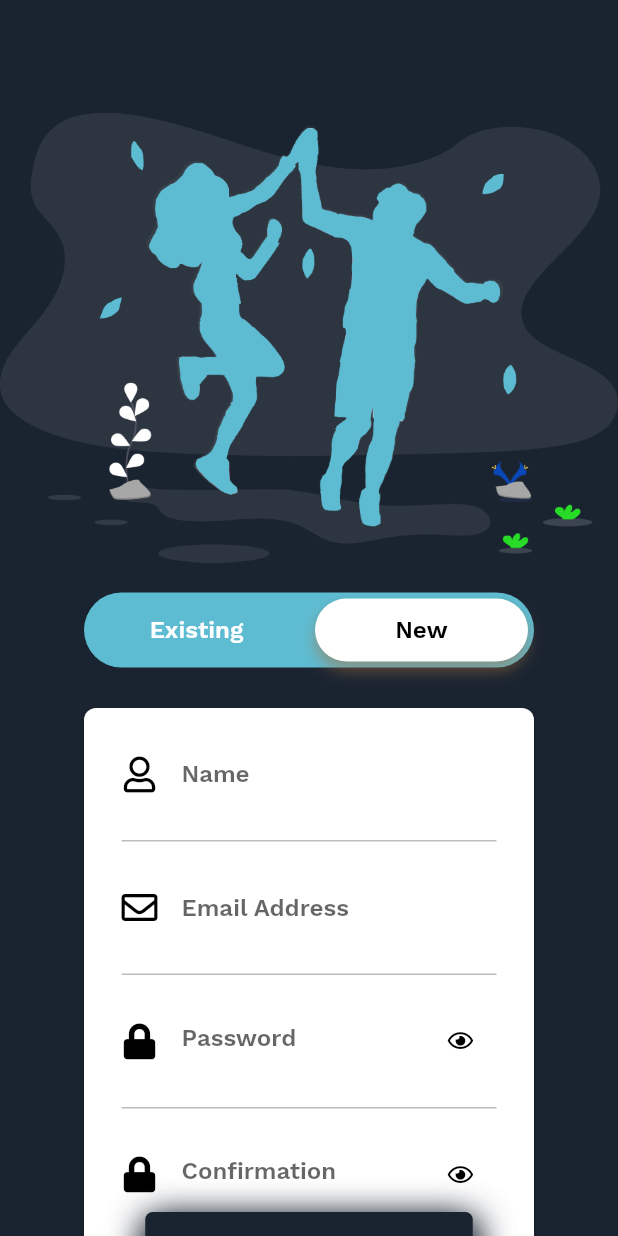
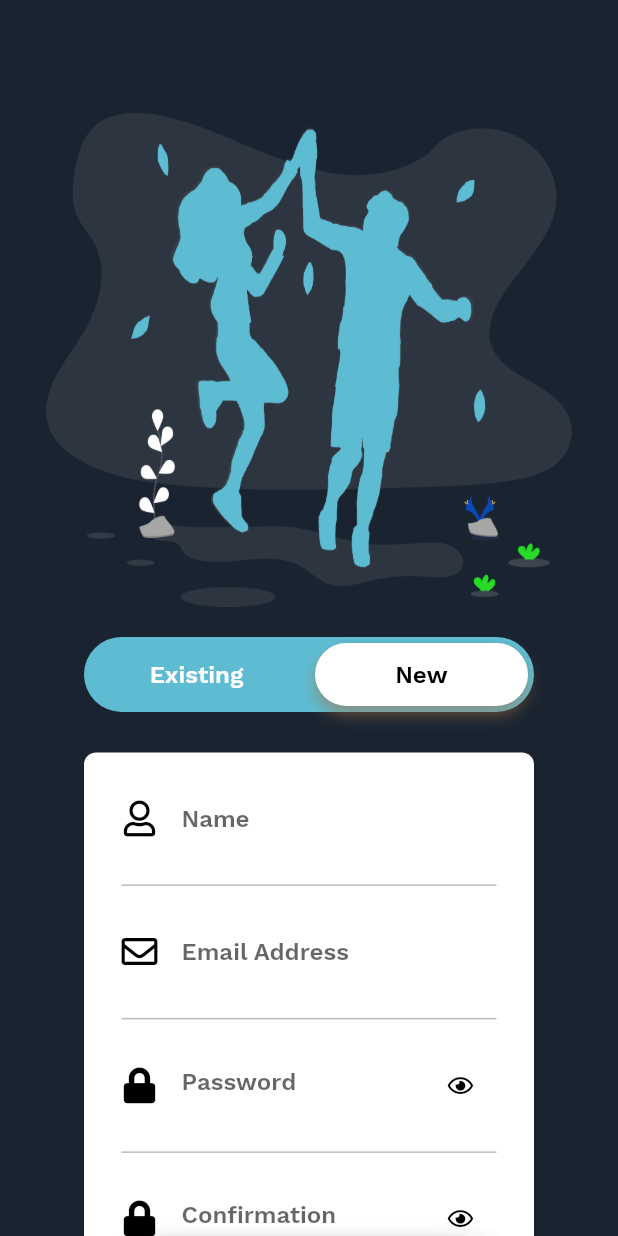
Before and after one commit to REGATTE/PROSPER, a Flutter app: the screen it shows after launch, after a tap on "New", on a phone screen of 412 x 824 dp. Run offline on Flutter 3.47's test engine with Material 2 defaults, Android fonts, the phone set to English and light mode, and no system bars; our stand-ins replace font_awesome_flutter; project files that could hold a hidden picture were left out.

Commit message:
git commit

```diff
--- a/flutter_mobile/prosper/lib/main.dart
+++ b/flutter_mobile/prosper/lib/main.dart
@@ -1,6 +1,6 @@
 import 'dart:async';
 import 'package:flutter/material.dart';
-import 'login_page.dart';
+import 'pages/login_page.dart';
 void main() {
   runApp(new MaterialApp(
     debugShowCheckedModeBanner: false,
--- a/flutter_mobile/prosper/lib/login_page.dart
+++ b/flutter_mobile/prosper/lib/pages/login_page.dart
@@ -1,8 +1,9 @@
 import 'package:flutter/material.dart';
 import 'package:flutter/services.dart';
 import 'package:font_awesome_flutter/font_awesome_flutter.dart';
-import 'style/theme.dart' as Theme;
-import 'utils/bubble_indication_painter.dart';
+import '../style/theme.dart' as Theme;
+import '../utils/bubble_indication_painter.dart';
+import 'package:prosper/utils/size_config.dart';
 
 class LoginPage extends StatefulWidget {
   LoginPage({Key key}) : super(key: key);
@@ -43,6 +44,7 @@
 
   @override
   Widget build(BuildContext context) {
+    SizeConfig().init(context);
     return new Scaffold(
       key: _scaffoldKey,
       body: NotificationListener<OverscrollIndicatorNotification>(
@@ -72,8 +74,8 @@
                     Padding(
                       padding: EdgeInsets.only(top: 75.0),
                       child: new Image(
-                          width: 500.0,
-                          height: 300.0,
+                          width: SizeConfig.safeBlockHorizontal * 85,
+                          height: SizeConfig.safeBlockVertical * 40,
                           fit: BoxFit.fill,
                           image: new AssetImage('images/login_logo.png')),
                     ),
@@ -155,7 +157,7 @@
       duration: Duration(seconds: 3),
     ));
   }
-
+//menu bar toggle
   Widget _buildMenuBar(BuildContext context) {
     return Container(
       width: 300.0,
@@ -204,7 +206,7 @@
       ),
     );
   }
-
+//singin
   Widget _buildSignIn(BuildContext context) {
     return Container(
       padding: EdgeInsets.only(top: 23.0),
@@ -377,7 +379,7 @@
       ),
     );
   }
-
+//signup
   Widget _buildSignUp(BuildContext context) {
     return Container(
       padding: EdgeInsets.only(top: 23.0),
@@ -578,17 +580,17 @@
       ),
     );
   }
-
+//sign in button
   void _onSignInButtonPress() {
     _pageController.animateToPage(0,
         duration: Duration(milliseconds: 500), curve: Curves.decelerate);
   }
-
+//sign up button
   void _onSignUpButtonPress() {
     _pageController?.animateToPage(1,
         duration: Duration(milliseconds: 500), curve: Curves.decelerate);
   }
-
+//toggle
 void _toggleLogin() {
     setState(() {
       _obscureTextLogin = !_obscureTextLogin;
--- /dev/null
+++ b/flutter_mobile/prosper/lib/utils/size_config.dart
@@ -0,0 +1,31 @@
+import 'package:flutter/widgets.dart';
+
+class SizeConfig {
+  static MediaQueryData _mediaQueryData;
+  static double screenWidth;
+  static double screenHeight;
+  static double blockSizeHorizontal;
+  static double blockSizeVertical;
+
+  static double _safeAreaHorizontal;
+  static double _safeAreaVertical;
+  static double safeBlockHorizontal;
+  static double safeBlockVertical;
+
+  void init(BuildContext context) {
+    _mediaQueryData = MediaQuery.of(context);
+    screenWidth = _mediaQueryData.size.width;
+    screenHeight = _mediaQueryData.size.height;
+    blockSizeHorizontal = screenWidth / 100;
+    blockSizeVertical = screenHeight / 100;
+
+    _safeAreaHorizontal = _mediaQueryData.padding.left +
+        _mediaQueryData.padding.right;
+    _safeAreaVertical = _mediaQueryData.padding.top +
+        _mediaQueryData.padding.bottom;
+    safeBlockHorizontal = (screenWidth -
+        _safeAreaHorizontal) / 100;
+    safeBlockVertical = (screenHeight -
+        _safeAreaVertical) / 100;
+  }
+}
```
Also changed, not shown: flutter_web/prosper_web/lib/main.dart (added, +16 -0 lines), flutter_web/prosper_web/lib/pages/HOME.dart (added, +14 -0 lines), flutter_web/prosper_web/lib/widgets/centered_view/centered_view.dart (added, +17 -0 lines), flutter_web/prosper_web/lib/widgets/navigation_bar.dart (added, +43 -0 lines), flutter_web/prosper_web/pubspec.yaml (added, +78 -0 lines), 2 other files.
